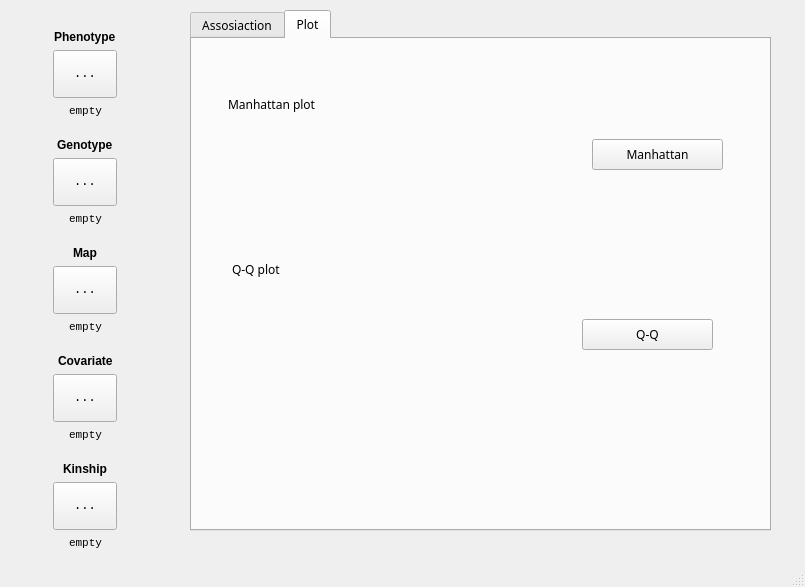
The window that mainwindow.ui (gdengchao/H_G) describes before a commit, drawn with Qt 5.
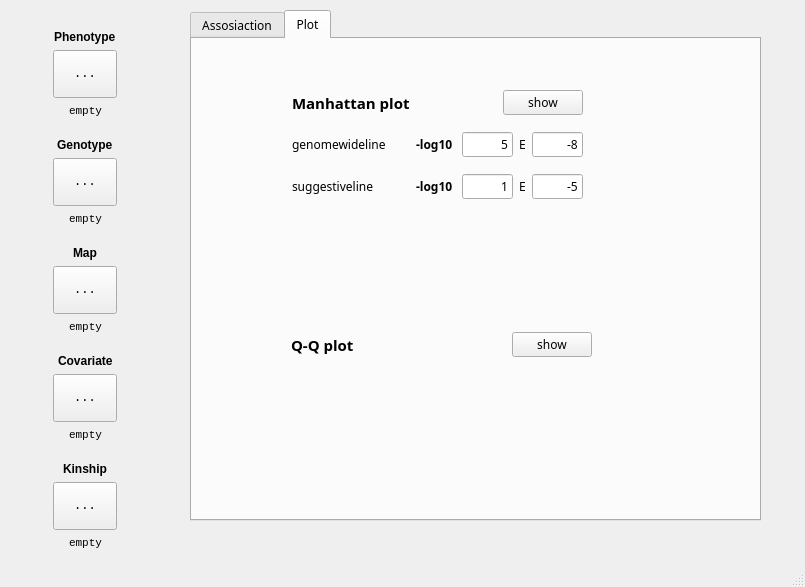
The same window after the commit.

Commit message: Set filter when open file, modify manhattan.R and QGraphicsView begin

```diff
--- a/mainwindow.ui
+++ b/mainwindow.ui
@@ -39,8 +39,8 @@
      <rect>
       <x>190</x>
       <y>10</y>
-      <width>581</width>
-      <height>521</height>
+      <width>571</width>
+      <height>511</height>
      </rect>
     </property>
     <property name="font">
@@ -734,57 +734,212 @@
      <attribute name="title">
       <string>Plot</string>
      </attribute>
-     <widget class="QPushButton" name="drawManPushButton">
+     <widget class="QWidget" name="">
       <property name="geometry">
        <rect>
-        <x>400</x>
-        <y>100</y>
-        <width>131</width>
-        <height>31</height>
-       </rect>
-      </property>
-      <property name="text">
-       <string>Manhattan</string>
-      </property>
-     </widget>
-     <widget class="QLabel" name="label_4">
-      <property name="geometry">
-       <rect>
-        <x>36</x>
-        <y>50</y>
-        <width>91</width>
-        <height>31</height>
-       </rect>
-      </property>
-      <property name="text">
-       <string>Manhattan plot</string>
-      </property>
-     </widget>
-     <widget class="QLabel" name="label_8">
-      <property name="geometry">
-       <rect>
-        <x>40</x>
-        <y>220</y>
-        <width>81</width>
-        <height>21</height>
-       </rect>
-      </property>
-      <property name="text">
-       <string>Q-Q plot</string>
-      </property>
-     </widget>
-     <widget class="QPushButton" name="pushButton_2">
-      <property name="geometry">
-       <rect>
-        <x>390</x>
+        <x>99</x>
         <y>280</y>
-        <width>131</width>
-        <height>31</height>
+        <width>301</width>
+        <height>51</height>
        </rect>
       </property>
-      <property name="text">
-       <string>Q-Q</string>
+      <layout class="QGridLayout" name="gridLayout_18">
+       <item row="0" column="0">
+        <widget class="QLabel" name="label_8">
+         <property name="font">
+          <font>
+           <pointsize>11</pointsize>
+           <weight>75</weight>
+           <bold>true</bold>
+          </font>
+         </property>
+         <property name="text">
+          <string>Q-Q plot</string>
+         </property>
+        </widget>
+       </item>
+       <item row="0" column="1">
+        <spacer name="horizontalSpacer_13">
+         <property name="orientation">
+          <enum>Qt::Horizontal</enum>
+         </property>
+         <property name="sizeHint" stdset="0">
+          <size>
+           <width>40</width>
+           <height>20</height>
+          </size>
+         </property>
+        </spacer>
+       </item>
+       <item row="0" column="2">
+        <widget class="QPushButton" name="drawQQPushButton">
+         <property name="text">
+          <string>show</string>
+         </property>
+        </widget>
+       </item>
+      </layout>
+     </widget>
+     <widget class="QWidget" name="">
+      <property name="geometry">
+       <rect>
+        <x>100</x>
+        <y>40</y>
+        <width>291</width>
+        <height>131</height>
+       </rect>
       </property>
+      <layout class="QGridLayout" name="gridLayout_17">
+       <item row="0" column="4">
+        <widget class="QPushButton" name="drawManPushButton">
+         <property name="text">
+          <string>show</string>
+         </property>
+        </widget>
+       </item>
+       <item row="1" column="0">
+        <widget class="QLabel" name="label_12">
+         <property name="text">
+          <string>genomewideline</string>
+         </property>
+        </widget>
+       </item>
+       <item row="2" column="2" colspan="3">
+        <layout class="QHBoxLayout" name="horizontalLayout_19">
+         <item>
+          <widget class="QLabel" name="label_38">
+           <property name="font">
+            <font>
+             <weight>75</weight>
+             <bold>true</bold>
+            </font>
+           </property>
+           <property name="text">
+            <string>-log10 </string>
+           </property>
+          </widget>
+         </item>
+         <item>
+          <widget class="QLineEdit" name="sgBaseLineEdit">
+           <property name="text">
+            <string>1</string>
+           </property>
+           <property name="alignment">
+            <set>Qt::AlignRight|Qt::AlignTrailing|Qt::AlignVCenter</set>
+           </property>
+          </widget>
+         </item>
+         <item>
+          <widget class="QLabel" name="label_39">
+           <property name="text">
+            <string>E</string>
+           </property>
+          </widget>
+         </item>
+         <item>
+          <widget class="QLineEdit" name="sgExpoLineEdit">
+           <property name="text">
+            <string>-5</string>
+           </property>
+           <property name="alignment">
+            <set>Qt::AlignRight|Qt::AlignTrailing|Qt::AlignVCenter</set>
+           </property>
+          </widget>
+         </item>
+        </layout>
+       </item>
+       <item row="0" column="0">
+        <widget class="QLabel" name="label_4">
+         <property name="font">
+          <font>
+           <pointsize>11</pointsize>
+           <weight>75</weight>
+           <bold>true</bold>
+          </font>
+         </property>
+         <property name="text">
+          <string>Manhattan plot</string>
+         </property>
+        </widget>
+       </item>
+       <item row="0" column="3">
+        <spacer name="horizontalSpacer_15">
+         <property name="orientation">
+          <enum>Qt::Horizontal</enum>
+         </property>
+         <property name="sizeHint" stdset="0">
+          <size>
+           <width>40</width>
+           <height>20</height>
+          </size>
+         </property>
+        </spacer>
+       </item>
+       <item row="2" column="0">
+        <widget class="QLabel" name="label_16">
+         <property name="text">
+          <string>suggestiveline</string>
+         </property>
+        </widget>
+       </item>
+       <item row="1" column="1">
+        <spacer name="horizontalSpacer_14">
+         <property name="orientation">
+          <enum>Qt::Horizontal</enum>
+         </property>
+         <property name="sizeHint" stdset="0">
+          <size>
+           <width>40</width>
+           <height>20</height>
+          </size>
+         </property>
+        </spacer>
+       </item>
+       <item row="1" column="2" colspan="3">
+        <layout class="QHBoxLayout" name="horizontalLayout_8">
+         <item>
+          <widget class="QLabel" name="label_18">
+           <property name="font">
+            <font>
+             <weight>75</weight>
+             <bold>true</bold>
+            </font>
+           </property>
+           <property name="text">
+            <string>-log10 </string>
+           </property>
+          </widget>
+         </item>
+         <item>
+          <widget class="QLineEdit" name="gwBaseLineEdit">
+           <property name="text">
+            <string>5</string>
+           </property>
+           <property name="alignment">
+            <set>Qt::AlignRight|Qt::AlignTrailing|Qt::AlignVCenter</set>
+           </property>
+          </widget>
+         </item>
+         <item>
+          <widget class="QLabel" name="label_19">
+           <property name="text">
+            <string>E</string>
+           </property>
+          </widget>
+         </item>
+         <item>
+          <widget class="QLineEdit" name="gwExpoLineEdit">
+           <property name="text">
+            <string>-8</string>
+           </property>
+           <property name="alignment">
+            <set>Qt::AlignRight|Qt::AlignTrailing|Qt::AlignVCenter</set>
+           </property>
+          </widget>
+         </item>
+        </layout>
+       </item>
+      </layout>
      </widget>
     </widget>
    </widget>
```
The commit also changes 12 other files.
